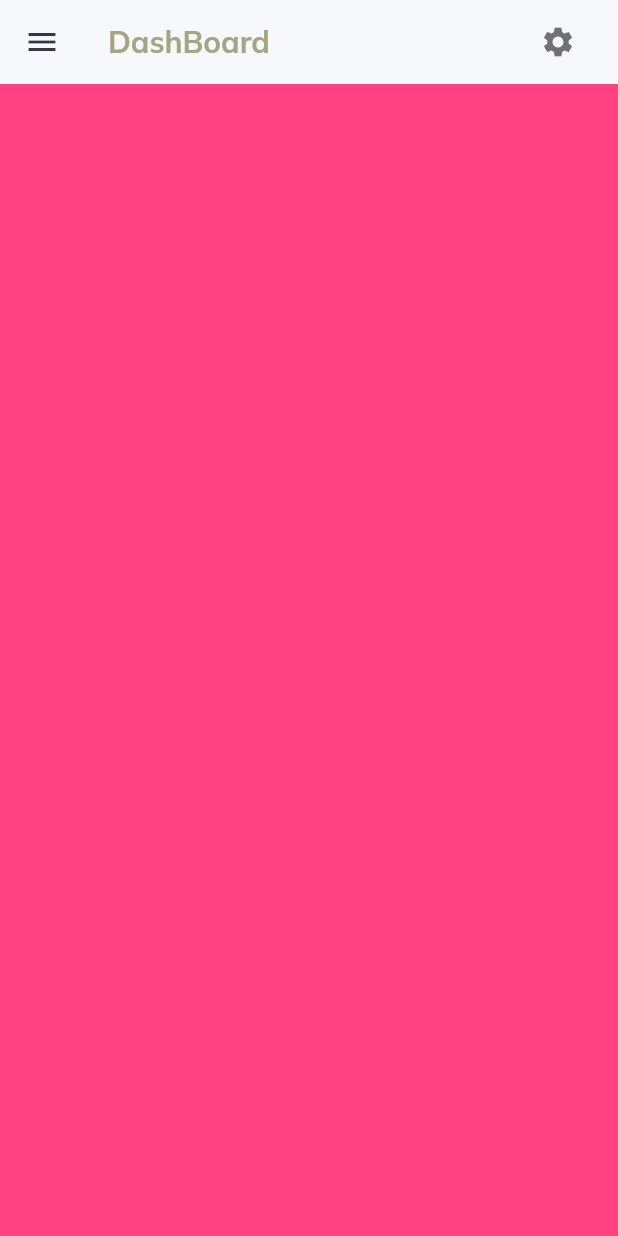
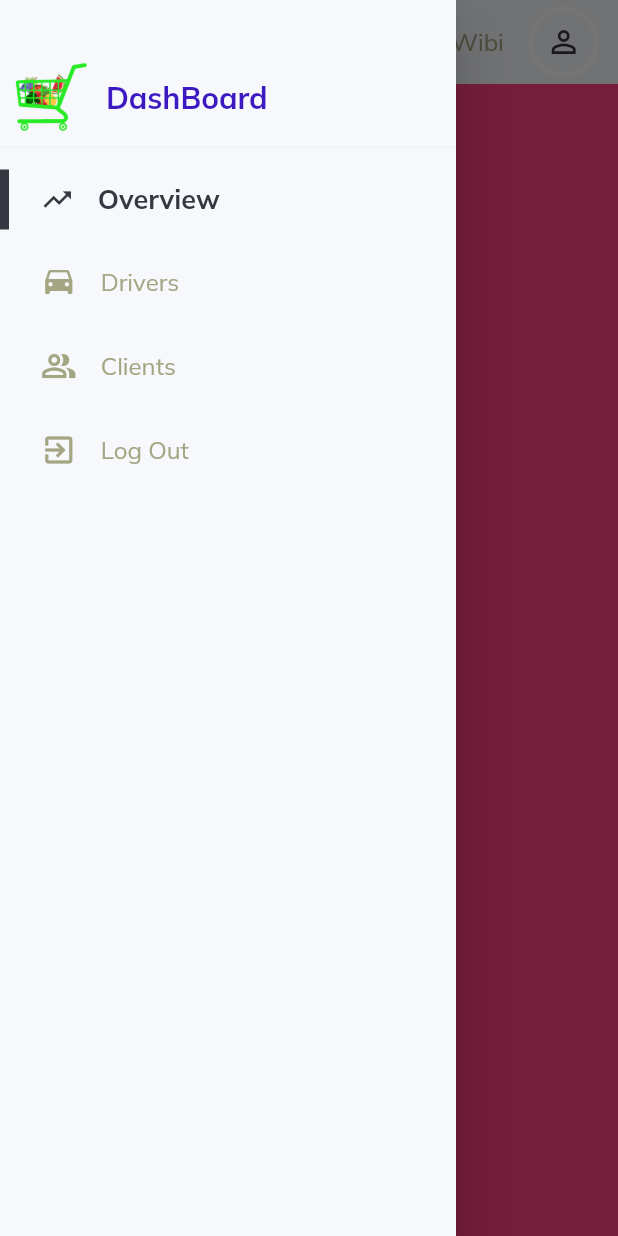
Before and after one commit to ab-irami/Admin-panel, a Flutter app: the screen it shows after launch, after a tap on the "menu" icon, on a phone screen of 412 x 824 dp. Run offline on Flutter 3.47's test engine with Material 2 defaults, Android fonts, the light colour scheme and no system bars; our stand-ins replace get, google_fonts.

Commit message:
Add sidemenu for the app

```diff
--- /dev/null
+++ b/lib/constants/controllers.dart
@@ -0,0 +1,3 @@
+import 'package:admin_panel_app/controllers/menu_controller.dart';
+
+MenuController menuController = MenuController.instance;
--- /dev/null
+++ b/lib/controllers/menu_controller.dart
@@ -0,0 +1,50 @@
+import 'package:admin_panel_app/constants/style.dart';
+import 'package:admin_panel_app/routing/routes.dart';
+import 'package:flutter/material.dart';
+import 'package:get/get.dart';
+
+class MenuController extends GetxController {
+  static MenuController instance = Get.find();
+
+  var activeItem = overViewPageRoute.obs;
+  var hoverItem = ''.obs;
+
+  changeActiveItem(String itemName) {
+    activeItem.value = itemName;
+  }
+
+  onHover(String itemName) {
+    if (!isActive(itemName)) hoverItem.value = itemName;
+  }
+
+  isActive(String itemName) => activeItem.value == itemName;
+
+  isHovering(String itemName) => hoverItem.value == itemName;
+
+  Widget returnIconFor(String itemName) {
+    switch (itemName) {
+      case overViewPageRoute:
+        return _customIcon(Icons.trending_up, itemName);
+      case driversPageRoute:
+        return _customIcon(Icons.drive_eta, itemName);
+      case clientsPageRoute:
+        return _customIcon(Icons.people_alt_outlined, itemName);
+      case authenticationPageRoute:
+        return _customIcon(Icons.exit_to_app, itemName);
+      default:
+        return _customIcon(Icons.exit_to_app, itemName);
+    }
+  }
+
+  Widget _customIcon(IconData icon, String itemName) {
+    if (isActive(itemName)) {
+      return Icon(
+        icon,
+        size: 22,
+        color: dark,
+      );
+    }
+
+    return Icon(icon, color: isHovering(itemName) ? dark : lightGrey);
+  }
+}
--- /dev/null
+++ b/lib/controllers/navigation_controller.dart
@@ -0,0 +1,5 @@
+import 'package:get/get.dart';
+
+class NavigationController extends GetxController {
+
+}
--- a/lib/layout.dart
+++ b/lib/layout.dart
@@ -3,6 +3,7 @@
 import 'package:admin_panel_app/helpers/responsive.dart';
 import 'package:admin_panel_app/widgets/app_bar.dart';
 import 'package:admin_panel_app/widgets/large_screen.dart';
+import 'package:admin_panel_app/widgets/side_menu.dart';
 import 'package:admin_panel_app/widgets/small_screen.dart';
 import 'package:flutter/material.dart';
 
@@ -12,8 +13,11 @@
   @override
   Widget build(BuildContext context) {
     return Scaffold(
+      key: scaffoldKey,
       appBar: appBar(context, scaffoldKey),
-      drawer: const Drawer(),
+      drawer: const Drawer(
+        child: SideMenu(),
+      ),
       body: const Responsive(
         largeScreen: LargeScreen(),
         smallScreen: SmallScreen(),
--- a/lib/main.dart
+++ b/lib/main.dart
@@ -1,9 +1,11 @@
+import 'package:admin_panel_app/controllers/menu_controller.dart';
 import 'package:admin_panel_app/layout.dart';
 import 'package:flutter/material.dart';
-import 'package:get/route_manager.dart';
+import 'package:get/get.dart';
 import 'package:google_fonts/google_fonts.dart';
 
 void main() {
+  Get.put(MenuController());
   runApp(const MyApp());
 }
 
@@ -18,9 +20,8 @@
       title: 'Dash Board',
       theme: ThemeData(
         scaffoldBackgroundColor: Colors.white,
-        textTheme: GoogleFonts.mulishTextTheme(
-          Theme.of(context).textTheme
-        ).apply(
+        textTheme:
+            GoogleFonts.mulishTextTheme(Theme.of(context).textTheme).apply(
           bodyColor: Colors.black,
         ),
         pageTransitionsTheme: const PageTransitionsTheme(builders: {
--- /dev/null
+++ b/lib/routing/routes.dart
@@ -0,0 +1,11 @@
+const overViewPageRoute = 'Overview';
+const driversPageRoute = 'Drivers';
+const clientsPageRoute = 'Clients';
+const authenticationPageRoute = 'Authentication';
+
+List sideMenuItems = [
+  overViewPageRoute,
+  driversPageRoute,
+  clientsPageRoute,
+  authenticationPageRoute,
+];
--- a/lib/widgets/app_bar.dart
+++ b/lib/widgets/app_bar.dart
@@ -45,6 +45,60 @@
               color: dark.withOpacity(.7),
             ),
           ),
+          Stack(
+            children: [
+              IconButton(
+                onPressed: () {},
+                icon: Icon(
+                  Icons.notifications,
+                  color: dark.withOpacity(.7),
+                ),
+              ),
+              Positioned(
+                top: 7,
+                right: 7,
+                child: Container(
+                  width: 12.0,
+                  height: 12.0,
+                  padding: const EdgeInsets.all(4),
+                  decoration: BoxDecoration(
+                    color: active,
+                    borderRadius: BorderRadius.circular(30),
+                    border: Border.all(color: light, width: 2),
+                  ),
+                ),
+              ),
+            ],
+          ),
+          Container(
+            width: 1,
+            height: 22,
+            color: lightGrey,
+          ),
+          const SizedBox(width: 24),
+          CustomText(
+            text: 'Wibi',
+            color: lightGrey,
+          ),
+          const SizedBox(width: 16),
+          Container(
+            decoration: BoxDecoration(
+              color: Colors.white,
+              borderRadius: BorderRadius.circular(30),
+            ),
+            child: Container(
+              padding: const EdgeInsets.all(2),
+              margin: const EdgeInsets.all(2),
+              child: CircleAvatar(
+                backgroundColor: light,
+                child: Icon(
+                  Icons.person_outline,
+                  color: dark,
+                ),
+              ),
+            ),
+          ),
         ],
       ),
+      iconTheme: IconThemeData(color: dark),
     );
--- /dev/null
+++ b/lib/widgets/horizontal_menu_items.dart
@@ -0,0 +1,73 @@
+import 'package:admin_panel_app/constants/controllers.dart';
+import 'package:admin_panel_app/constants/style.dart';
+import 'package:admin_panel_app/widgets/custom_text.dart';
+import 'package:flutter/material.dart';
+import 'package:get/get_state_manager/get_state_manager.dart';
+
+class HorizontalMenuItem extends StatelessWidget {
+  final String? itemName;
+  final VoidCallback? onTap;
+  const HorizontalMenuItem({
+    Key? key,
+    this.itemName,
+    this.onTap,
+  }) : super(key: key);
+
+  @override
+  Widget build(BuildContext context) {
+    double _width = MediaQuery.of(context).size.width;
+    return InkWell(
+      onTap: onTap,
+      onHover: (value) {
+        value
+            ? menuController.onHover(itemName!)
+            : menuController.onHover('Not hovering');
+      },
+      child: Obx(
+        () => Container(
+          color: menuController.isHovering(itemName!)
+              ? lightGrey.withOpacity(.1)
+              : Colors.transparent,
+          child: Row(
+            children: [
+              Visibility(
+                visible: menuController.isHovering(itemName!) ||
+                    menuController.isActive(itemName!),
+                child: Container(
+                  width: 6,
+                  height: 40,
+                  color: dark,
+                ),
+                maintainSize: true,
+                maintainAnimation: true,
+                maintainState: true,
+              ),
+              SizedBox(width: _width / 80),
+              Padding(
+                padding: const EdgeInsets.all(16),
+                child: menuController.returnIconFor(itemName!),
+              ),
+              (!menuController.isActive(itemName!))
+                  ? Flexible(
+                      child: CustomText(
+                        text: itemName,
+                        color: menuController.isHovering(itemName!)
+                            ? dark
+                            : lightGrey,
+                      ),
+                    )
+                  : Flexible(
+                      child: CustomText(
+                        text: itemName,
+                        color: dark,
+                        size: 18,
+                        weight: FontWeight.bold,
+                      ),
+                    ),
+            ],
+          ),
+        ),
+      ),
+    );
+  }
+}
--- /dev/null
+++ b/lib/widgets/side_menu.dart
@@ -0,0 +1,73 @@
+import 'package:admin_panel_app/constants/controllers.dart';
+import 'package:admin_panel_app/constants/style.dart';
+import 'package:admin_panel_app/helpers/responsive.dart';
+import 'package:admin_panel_app/routing/routes.dart';
+import 'package:admin_panel_app/widgets/custom_text.dart';
+import 'package:admin_panel_app/widgets/side_menu_items.dart';
+import 'package:flutter/material.dart';
+import 'package:get/get.dart';
+
+class SideMenu extends StatelessWidget {
+  const SideMenu({Key? key}) : super(key: key);
+
+  @override
+  Widget build(BuildContext context) {
+    double _width = MediaQuery.of(context).size.width;
+    return Container(
+      color: light,
+      child: ListView(
+        children: [
+          if (Responsive.isSmallScreen(context))
+            Column(
+              mainAxisSize: MainAxisSize.min,
+              children: [
+                const SizedBox(height: 40.0),
+                Row(
+                  children: [
+                    SizedBox(width: _width / 48),
+                    Padding(
+                      padding: const EdgeInsets.only(right: 12),
+                      child: Image.asset(
+                        'assets/icons/shop-cart.png',
+                        width: 50,
+                        height: 50,
+                      ),
+                    ),
+                    Flexible(
+                      child: CustomText(
+                        text: 'DashBoard',
+                        size: 20,
+                        weight: FontWeight.bold,
+                        color: active,
+                      ),
+                    ),
+                    SizedBox(width: _width / 48),
+                  ],
+                ),
+              ],
+            ),
+          Divider(color: lightGrey.withOpacity(.1)),
+          Column(
+            mainAxisSize: MainAxisSize.min,
+            children: sideMenuItems
+                .map((itemName) => SideMenuItems(
+                      itemName: itemName == authenticationPageRoute
+                          ? 'Log Out'
+                          : itemName,
+                      onTap: () {
+                        if (itemName == authenticationPageRoute) {}
+                        if (!menuController.isActive(itemName)) {
+                          menuController.changeActiveItem(itemName);
+                          if (Responsive.isSmallScreen(context)) {
+                            Get.back();
+                          }
+                        }
+                      },
+                    ))
+                .toList(),
+          ),
+        ],
+      ),
+    );
+  }
+}
--- /dev/null
+++ b/lib/widgets/side_menu_items.dart
@@ -0,0 +1,25 @@
+import 'package:admin_panel_app/helpers/responsive.dart';
+import 'package:admin_panel_app/widgets/horizontal_menu_items.dart';
+import 'package:admin_panel_app/widgets/vertical_menu_items.dart';
+import 'package:flutter/material.dart';
+
+class SideMenuItems extends StatelessWidget {
+  final String? itemName;
+  final VoidCallback? onTap;
+  const SideMenuItems({Key? key, this.itemName, this.onTap}) : super(key: key);
+
+  @override
+  Widget build(BuildContext context) {
+    if (Responsive.isCustomScreen(context)) {
+      return VerticalMenuItem(
+        itemName: itemName,
+        onTap: onTap,
+      );
+    }
+
+    return HorizontalMenuItem(
+      itemName: itemName,
+      onTap: onTap,
+    );
+  }
+}
```
Also changed, not shown: lib/widgets/large_screen.dart (+3 -4 lines), lib/widgets/vertical_menu_items.dart (added, +75 -0 lines).
